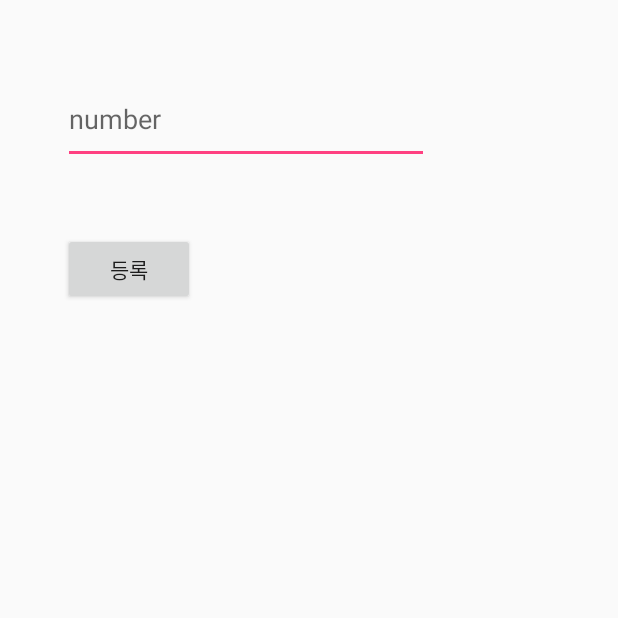
After one commit to ParkSungmi/ButterflyEffect, an Android app: the Regist screen opened directly, with no data from a screen before it, on a phone screen of 412 x 824 dp, the top half of it. The commit adds this screen. Run offline under Robolectric (Android 15) with nearby library versions, the phone set to English and light mode, and no system bars.

Commit message:
create regist activity

```diff
--- a/app/src/main/AndroidManifest.xml
+++ b/app/src/main/AndroidManifest.xml
@@ -1,6 +1,9 @@
 <?xml version="1.0" encoding="utf-8"?>
 <manifest xmlns:android="http://schemas.android.com/apk/res/android"
     package="ajou.butterflyeffect.touchablememory">
+
+    <uses-permission android:name="android.permission.INTERNET" />
+    <uses-permission android:name="android.permission.READ_EXTERNAL_STORAGE" />
 
     <application
         android:allowBackup="true"
@@ -8,8 +11,8 @@
         android:roundIcon="@mipmap/ic_launcher_round"
         android:supportsRtl="true"
         android:theme="@style/AppTheme">
-
-        <activity android:name=".MainActivity"
+        <activity
+            android:name=".MainActivity"
             android:label="메인 화면">
             <intent-filter>
                 <action android:name="android.intent.action.MAIN" />
@@ -17,14 +20,13 @@
                 <category android:name="android.intent.category.LAUNCHER" />
             </intent-filter>
         </activity>
-        <activity android:name=".Gallery"
-            android:label="갤러리 화면 로딩이 완료되었습니다. 사진을 선택해주세요. "/>
-        <activity android:name=".Picture"
-            android:label="이미지 화면입니다. 이미지 전송을 원하시면 길게 눌러주세요.">
-        </activity>
+        <activity
+            android:name=".Gallery"
+            android:label="갤러리 화면 로딩이 완료되었습니다. 사진을 선택해주세요. " />
+        <activity
+            android:name=".Picture"
+            android:label="이미지 화면입니다. 이미지 전송을 원하시면 길게 눌러주세요."></activity>
+        <activity android:name=".Regist"></activity>
     </application>
 
-    <uses-permission android:name="android.permission.INTERNET"/>
-    <uses-permission android:name="android.permission.READ_EXTERNAL_STORAGE" />
-
 </manifest>
--- a/app/src/main/java/ajou/butterflyeffect/touchablememory/MainActivity.java
+++ b/app/src/main/java/ajou/butterflyeffect/touchablememory/MainActivity.java
@@ -57,7 +57,11 @@ public class MainActivity extends AppCompatActivity {
                 builder.setPositiveButton("확인", new DialogInterface.OnClickListener() {
                     @Override
                     public void onClick(DialogInterface dialog, int which) {
+
                         Toast.makeText(MainActivity.this, "test", Toast.LENGTH_LONG).show();
+                        Intent intent = new Intent(MainActivity.this, Regist.class);
+                        startActivity(intent);
+
                     }
                 });
 
--- /dev/null
+++ b/app/src/main/java/ajou/butterflyeffect/touchablememory/Regist.java
@@ -0,0 +1,13 @@
+package ajou.butterflyeffect.touchablememory;
+
+import android.support.v7.app.AppCompatActivity;
+import android.os.Bundle;
+
+public class Regist extends AppCompatActivity {
+
+    @Override
+    protected void onCreate(Bundle savedInstanceState) {
+        super.onCreate(savedInstanceState);
+        setContentView(R.layout.activity_regist);
+    }
+}
--- /dev/null
+++ b/app/src/main/res/layout/activity_regist.xml
@@ -0,0 +1,36 @@
+<?xml version="1.0" encoding="utf-8"?>
+<RelativeLayout xmlns:android="http://schemas.android.com/apk/res/android"
+    xmlns:app="http://schemas.android.com/apk/res-auto"
+    xmlns:tools="http://schemas.android.com/tools"
+    android:layout_width="match_parent"
+    android:layout_height="match_parent"
+    tools:context="ajou.butterflyeffect.touchablememory.Regist">
+
+    <EditText
+        android:id="@+id/editText"
+        android:layout_width="244dp"
+        android:layout_height="59dp"
+        android:ems="10"
+        android:inputType="textPersonName"
+        android:hint="number"
+        tools:layout_editor_absoluteX="35dp"
+        tools:layout_editor_absoluteY="100dp"
+        android:layout_alignParentTop="true"
+        android:layout_alignParentLeft="true"
+        android:layout_alignParentStart="true"
+        android:layout_marginLeft="42dp"
+        android:layout_marginStart="42dp"
+        android:layout_marginTop="50dp" />
+
+    <Button
+        android:id="@+id/button"
+        android:layout_width="wrap_content"
+        android:layout_height="wrap_content"
+        android:text="등록"
+        tools:layout_editor_absoluteY="195dp"
+        tools:layout_editor_absoluteX="35dp"
+        android:layout_marginTop="46dp"
+        android:layout_below="@+id/editText"
+        android:layout_alignLeft="@+id/editText"
+        android:layout_alignStart="@+id/editText" />
+</RelativeLayout>
```
